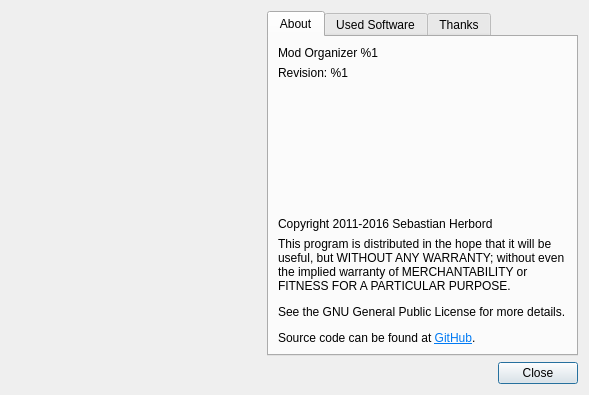
First picture: the form in src/MO/src/aboutdialog.ui, repository Silarn/modorganizer, before the edit.
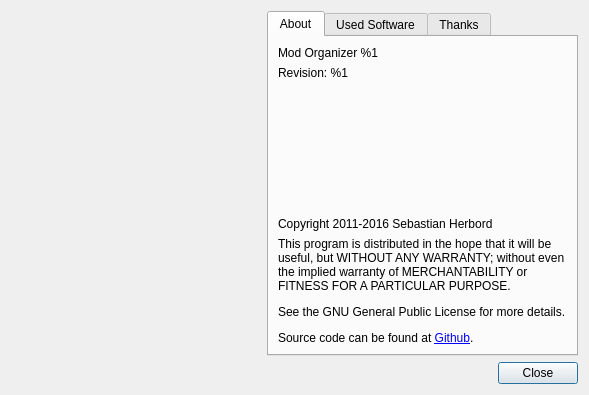
Second picture: the form after the edit. Icons and pictures are not drawn.

Commit message: Update ModOrganizer github link in AboutDialog.

Patch:
```diff
--- a/src/MO/src/aboutdialog.ui
+++ b/src/MO/src/aboutdialog.ui
@@ -127,7 +127,7 @@
          <item>
           <widget class="QLabel" name="label_2">
            <property name="text">
-            <string notr="true">&lt;html&gt;&lt;head/&gt;&lt;body&gt;&lt;p&gt;This program is distributed in the hope that it will be useful, but WITHOUT ANY WARRANTY; without even the implied warranty of MERCHANTABILITY or FITNESS FOR A PARTICULAR PURPOSE.&lt;/p&gt;&lt;p&gt;See the GNU General Public License for more details.&lt;/p&gt;&lt;p&gt;Source code can be found at &lt;a href=&quot;https://github.com/TanninOne/modorganizer&quot;&gt;&lt;span style=&quot; text-decoration: underline; color:#007af4;&quot;&gt;GitHub&lt;/span&gt;&lt;/a&gt;.&lt;/p&gt;&lt;/body&gt;&lt;/html&gt;</string>
+            <string notr="true">&lt;html&gt;&lt;head/&gt;&lt;body&gt;&lt;p&gt;This program is distributed in the hope that it will be useful, but WITHOUT ANY WARRANTY; without even the implied warranty of MERCHANTABILITY or FITNESS FOR A PARTICULAR PURPOSE.&lt;/p&gt;&lt;p&gt;See the GNU General Public License for more details.&lt;/p&gt;&lt;p&gt;Source code can be found at &lt;a href=&quot;https://github.com/ModOrganizer/modorganizer&quot;&gt;&lt;span style=&quot; text-decoration: underline; color:#0000ff;&quot;&gt;Github&lt;/span&gt;&lt;/a&gt;.&lt;/p&gt;&lt;/body&gt;&lt;/html&gt;</string>
            </property>
            <property name="wordWrap">
             <bool>true</bool>
```
